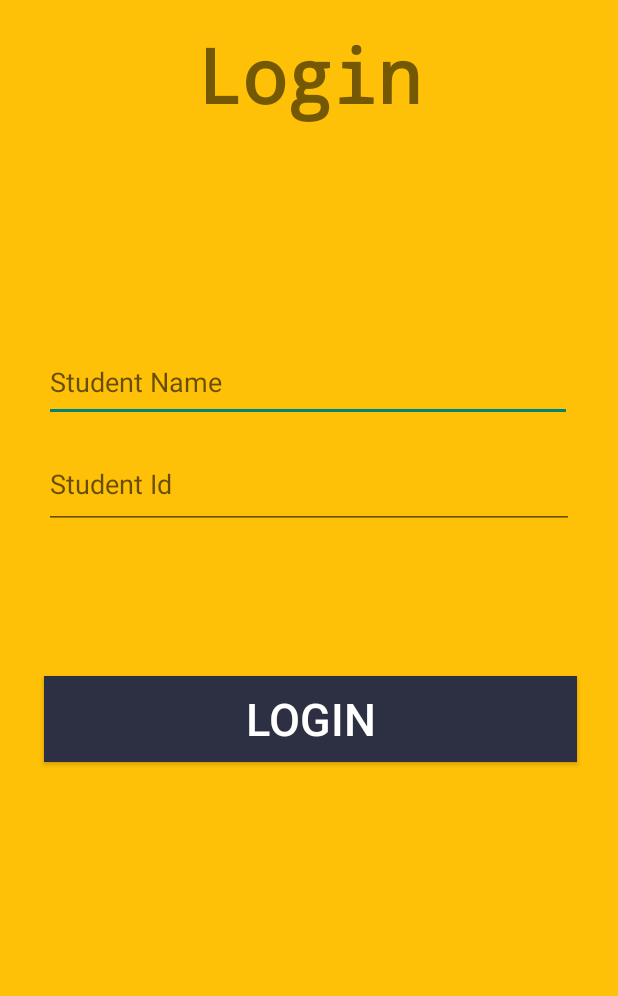
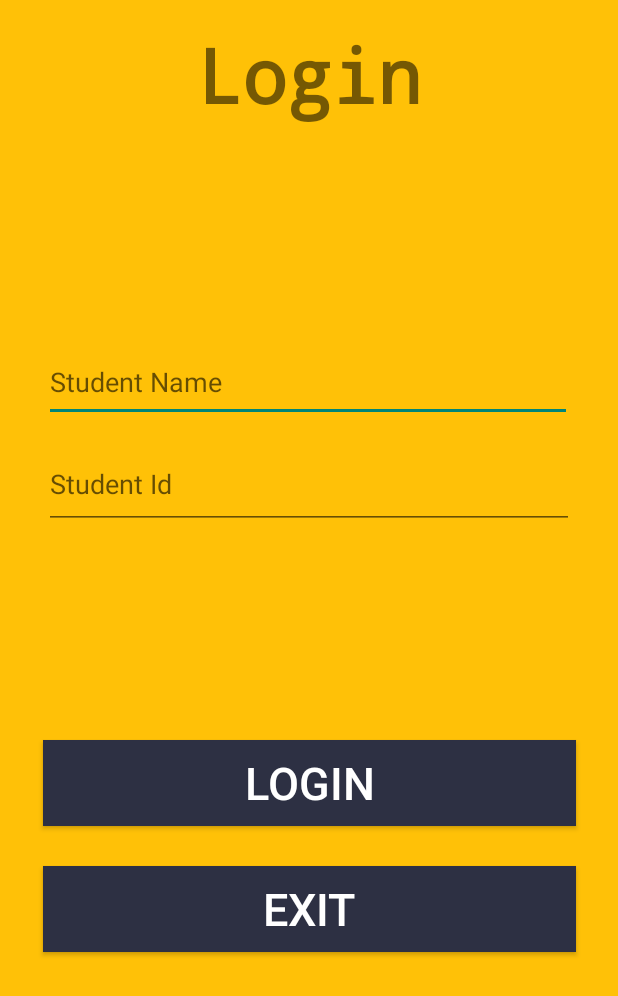
Before and after one commit to Im-your-hari/LivBus, an Android app: the screen it shows after launch (LoginActivity), on a phone screen of 412 x 824 dp. Shown: the top 996 px of the screen. Run offline under Robolectric (Android 15) with nearby library versions, the phone set to English and light mode, and no system bars; our stand-ins replace Firebase (no records; nobody signed in at launch, a user with empty details on screens opened directly).

```diff
--- a/app/src/main/java/com/example/livbus/LoginActivity.kt
+++ b/app/src/main/java/com/example/livbus/LoginActivity.kt
@@ -28,8 +28,10 @@ class LoginActivity : AppCompatActivity() {
         setContentView(R.layout.activity_login)
 
         var loginBtn = findViewById<Button>(R.id.loginBtn)
+        var exitApp = findViewById<Button>(R.id.exitApp)
         var stdName : EditText = findViewById(R.id.stdName)
         var stdId : EditText = findViewById(R.id.stdId)
+
         loginBtn.setOnClickListener{
             Log.d(TAG, "Student Name => $stdName")
             /*var i = Intent(this,MainActivity::class.java)
@@ -43,6 +45,11 @@ class LoginActivity : AppCompatActivity() {
 
         }
 
+        exitApp.setOnClickListener{
+            finish()
+        }
+
+
     }
 
 
--- a/app/src/main/res/layout/activity_login.xml
+++ b/app/src/main/res/layout/activity_login.xml
@@ -54,18 +54,34 @@
         android:id="@+id/loginBtn"
         android:layout_width="355dp"
         android:layout_height="57dp"
-        android:layout_marginTop="76dp"
+        android:layout_marginTop="64dp"
         android:background="#2D3043"
         android:text="Login"
         android:textColor="@color/white"
         android:textSize="30dp"
         app:backgroundTint="#2D3043"
+        app:layout_constraintBottom_toTopOf="@+id/exitApp"
+        app:layout_constraintEnd_toEndOf="parent"
+        app:layout_constraintStart_toStartOf="parent"
+        app:layout_constraintTop_toBottomOf="@+id/stdId"
+        app:layout_constraintVertical_bias="0.741"
+        tools:ignore="MissingConstraints" />
+
+    <Button
+        android:id="@+id/exitApp"
+        android:layout_width="355dp"
+        android:layout_height="57dp"
+        android:layout_marginTop="176dp"
+        android:background="#2D3043"
+        android:text="EXIT"
+        android:textColor="@color/white"
+        android:textSize="30dp"
+        app:backgroundTint="#2D3043"
         app:layout_constraintBottom_toBottomOf="parent"
         app:layout_constraintEnd_toEndOf="parent"
-        app:layout_constraintHorizontal_bias="0.517"
         app:layout_constraintStart_toStartOf="parent"
         app:layout_constraintTop_toBottomOf="@+id/stdId"
-        app:layout_constraintVertical_bias="0.065"
+        app:layout_constraintVertical_bias="0.205"
         tools:ignore="MissingConstraints" />
 
 
--- a/app/src/main/res/layout/activity_main.xml
+++ b/app/src/main/res/layout/activity_main.xml
@@ -54,7 +54,7 @@
             android:layout_height="55dp"
             android:layout_marginEnd="36dp"
             android:background="#2196F3"
-            android:text="EXIT"
+            android:text="LOG OUT"
             android:textColor="#FFC107"
             app:backgroundTint="#2D3043"
             app:layout_constraintBottom_toBottomOf="parent"
```
Also changed, not shown: app/src/main/java/com/example/livbus/MainActivity.kt (+5 -5 lines).
